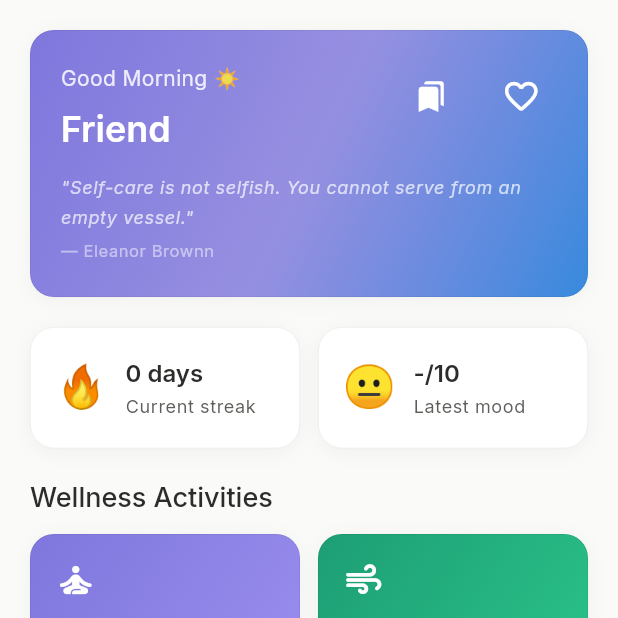
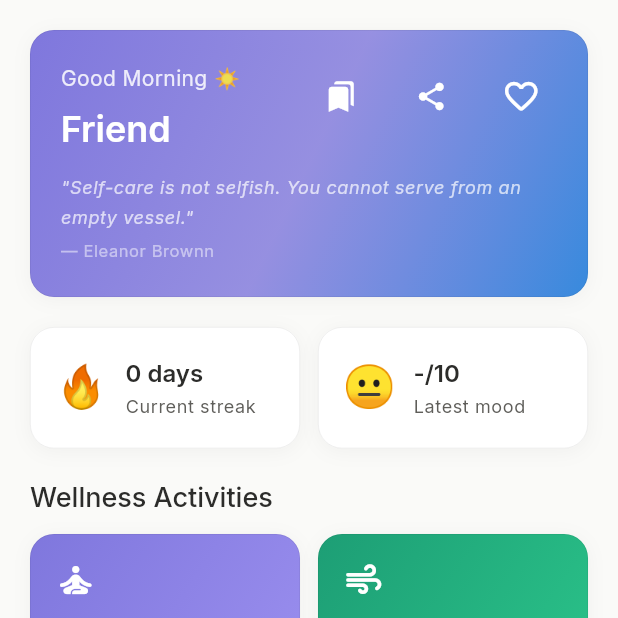
Before and after one commit to Pushpendra-7-ux/MindBloom, a Flutter app: the DashboardScreen screen opened by its route, on a phone screen of 412 x 824 dp, the top half of it. Run offline on Flutter 3.47's test engine with Material 3 defaults, Android fonts, the phone set to English and light mode, and no system bars; our stand-ins replace dio, fl_chart, flutter_map, flutter_riverpod, flutter_secure_storage, go_router and 5 more; accounts and stored records are empty; network calls fail.

Commit message:
feat(dashboard): add share button to daily quote card
- Add share_plus dependency for system share sheet integration
- Add share icon button between bookmarks and favorite on the quote card
- Shares quote text, author attribution, and MindBloom branding
- All 39 existing tests pass

```diff
--- a/mindbloom_app/lib/screens/dashboard/dashboard_screen.dart
+++ b/mindbloom_app/lib/screens/dashboard/dashboard_screen.dart
@@ -1,4 +1,5 @@
 import 'package:flutter/material.dart';
+import 'package:share_plus/share_plus.dart';
 import 'package:flutter_riverpod/flutter_riverpod.dart';
 import 'package:go_router/go_router.dart';
 import 'package:fl_chart/fl_chart.dart';
@@ -97,6 +98,13 @@ class _DashboardScreenState extends ConsumerState<DashboardScreen> {
     }
 
     await prefs.setStringList('favorited_quotes', favoritedList);
+  }
+
+  void _shareQuote(Map<String, String> quote) {
+    final text = '"${quote['text']}"'
+        '\n— ${quote['author']}'
+        '\n\n🌸 Shared from MindBloom';
+    Share.share(text);
   }
 
   Future<List<Map<String, String>>> _getSavedQuotes() async {
@@ -600,6 +608,18 @@ class _DashboardScreenState extends ConsumerState<DashboardScreen> {
                     ),
                     onPressed: _showSavedQuotes,
                     tooltip: 'Saved Quotes',
+                  ),
+                  const SizedBox(width: 12),
+                  IconButton(
+                    padding: EdgeInsets.zero,
+                    constraints: const BoxConstraints(),
+                    icon: const Icon(
+                      Icons.share_rounded,
+                      color: Colors.white,
+                      size: 22,
+                    ),
+                    onPressed: () => _shareQuote(dailyQuote),
+                    tooltip: 'Share Quote',
                   ),
                   const SizedBox(width: 12),
                   IconButton(
--- a/mindbloom_app/pubspec.yaml
+++ b/mindbloom_app/pubspec.yaml
@@ -43,6 +43,7 @@ dependencies:
   geocoding: ^3.0.0
 
   # Utilities
+  share_plus: ^10.1.4
   url_launcher: ^6.3.1
   intl: ^0.20.2
   flutter_animate: ^4.5.2
```
Also changed, not shown: mindbloom_app/pubspec.lock.
